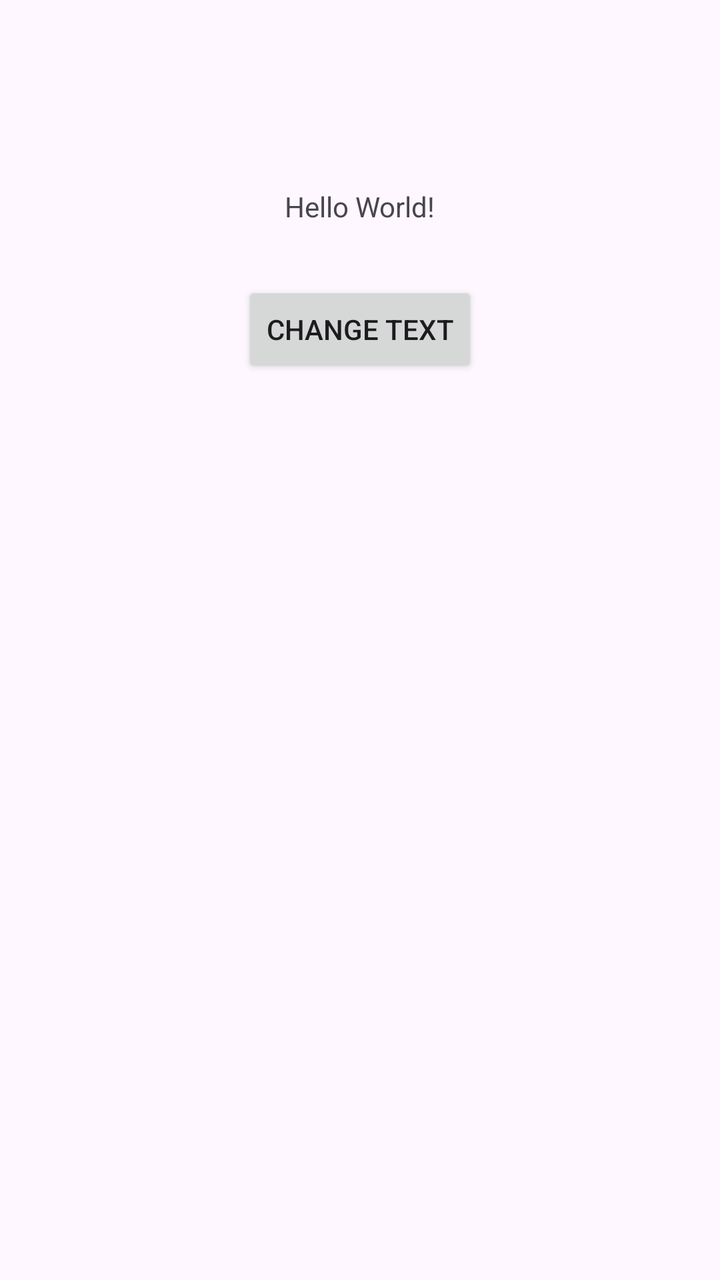
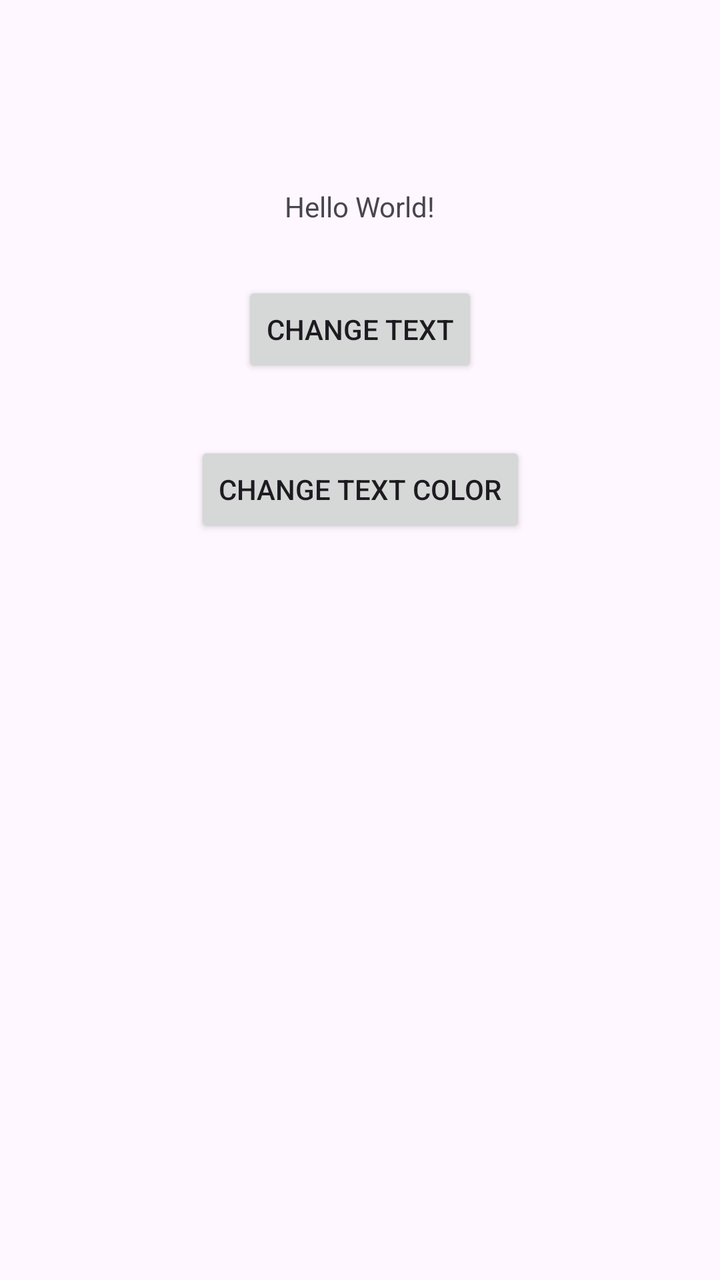

The first picture is an Android layout as it rendered before a commit; the second is the same layout after the commit. The layout source and the unified diff follow.
<!-- AndroidManifest.xml: application theme Theme.MyApplicationFirstTry -->
<!-- res/layout/activity_main.xml -->
<?xml version="1.0" encoding="utf-8"?>
<androidx.constraintlayout.widget.ConstraintLayout xmlns:android="http://schemas.android.com/apk/res/android"
    xmlns:app="http://schemas.android.com/apk/res-auto"
    xmlns:tools="http://schemas.android.com/tools"
    android:id="@+id/main"
    android:layout_width="match_parent"
    android:layout_height="match_parent"
    tools:context=".MainActivity">

    <TextView
        android:id="@+id/textView"
        android:layout_width="wrap_content"
        android:layout_height="wrap_content"
        android:text="Hello World!"
        app:layout_constraintBottom_toBottomOf="parent"
        app:layout_constraintEnd_toEndOf="parent"
        app:layout_constraintStart_toStartOf="parent"
        app:layout_constraintTop_toTopOf="parent"
        app:layout_constraintVertical_bias="0.151" />

    <Button
        android:id="@+id/buttonChangeText"
        android:layout_width="wrap_content"
        android:layout_height="wrap_content"
        android:layout_marginTop="28dp"
        android:text="CHANGE TEXT"
        app:layout_constraintEnd_toEndOf="parent"
        app:layout_constraintStart_toStartOf="parent"
        app:layout_constraintTop_toBottomOf="@+id/textView" />

</androidx.constraintlayout.widget.ConstraintLayout>
<!-- resources referenced by this layout -->
<resources>
  <style name="Theme.MyApplicationFirstTry" parent="Base.Theme.MyApplicationFirstTry" />
  <style name="Base.Theme.MyApplicationFirstTry" parent="Theme.Material3.DayNight.NoActionBar">
          
          
      </style>
</resources>

<!-- the commit's change to res/layout/activity_main.xml (unified diff, before → after) -->
@@ -28,4 +28,14 @@
         app:layout_constraintStart_toStartOf="parent"
         app:layout_constraintTop_toBottomOf="@+id/textView" />
 
+    <Button
+        android:id="@+id/buttonChangeColor"
+        android:layout_width="wrap_content"
+        android:layout_height="wrap_content"
+        android:layout_marginTop="32dp"
+        android:text="Change Text Color"
+        app:layout_constraintEnd_toEndOf="parent"
+        app:layout_constraintStart_toStartOf="parent"
+        app:layout_constraintTop_toBottomOf="@+id/buttonChangeText" />
+
 </androidx.constraintlayout.widget.ConstraintLayout>
